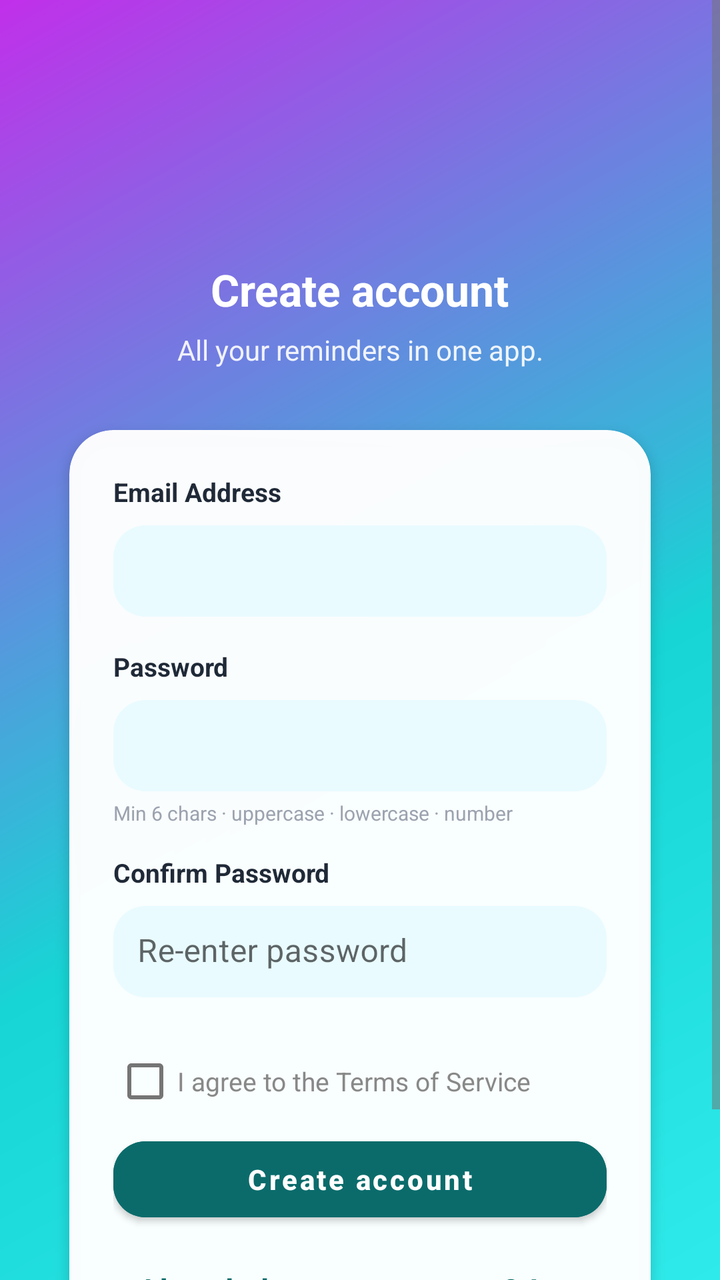
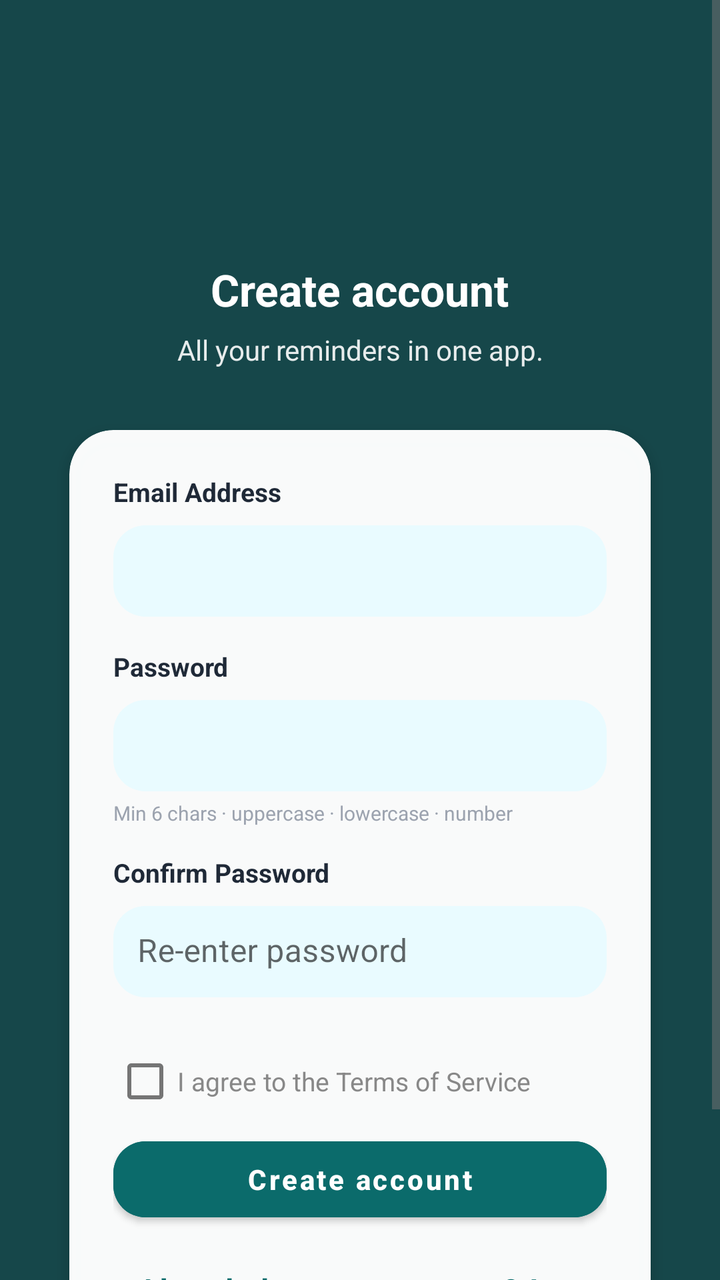

The first picture is an Android layout as it rendered before a commit; the second is the same layout after the commit. The layout source and the unified diff follow.
<!-- AndroidManifest.xml: application theme Theme.Nudge -->
<!-- res/layout/fragment_signup.xml -->
<?xml version="1.0" encoding="utf-8"?>
<ScrollView
    xmlns:android="http://schemas.android.com/apk/res/android"
    xmlns:app="http://schemas.android.com/apk/res-auto"
    android:layout_width="match_parent"
    android:layout_height="match_parent"
    android:background="@drawable/bg_login_gradient"
    android:fillViewport="true">

    <androidx.constraintlayout.widget.ConstraintLayout
        android:id="@+id/signupRoot"
        android:layout_width="match_parent"
        android:layout_height="wrap_content"
        android:padding="24dp">

        
        <ImageView
            android:id="@+id/logoImage"
            android:layout_width="72dp"
            android:layout_height="72dp"
            android:contentDescription="App logo"
            android:src="@mipmap/ic_launcher"
            android:scaleType="fitCenter"
            app:layout_constraintTop_toTopOf="parent"
            app:layout_constraintBottom_toTopOf="@id/appTitle"
            app:layout_constraintStart_toStartOf="parent"
            app:layout_constraintEnd_toEndOf="parent"
            app:layout_constraintVertical_chainStyle="packed"
            android:layout_marginTop="24dp"
            android:layout_marginBottom="10dp"/>

        <TextView
            android:id="@+id/appTitle"
            android:layout_width="wrap_content"
            android:layout_height="wrap_content"
            android:text="Create account"
            android:textSize="22sp"
            android:textStyle="bold"
            android:textColor="@android:color/white"
            app:layout_constraintTop_toBottomOf="@id/logoImage"
            app:layout_constraintBottom_toTopOf="@id/appTagline"
            app:layout_constraintStart_toStartOf="parent"
            app:layout_constraintEnd_toEndOf="parent"
            android:layout_marginBottom="6dp"/>

        <TextView
            android:id="@+id/appTagline"
            android:layout_width="0dp"
            android:layout_height="wrap_content"
            android:text="All your reminders in one app."
            android:textSize="14sp"
            android:textColor="@android:color/white"
            android:alpha="0.9"
            android:gravity="center"
            app:layout_constraintTop_toBottomOf="@id/appTitle"
            app:layout_constraintBottom_toTopOf="@id/signupCard"
            app:layout_constraintStart_toStartOf="parent"
            app:layout_constraintEnd_toEndOf="parent"
            android:layout_marginBottom="18dp"/>

        
        <com.google.android.material.card.MaterialCardView
            android:id="@+id/signupCard"
            android:layout_width="0dp"
            android:layout_height="wrap_content"
            app:cardCornerRadius="22dp"
            app:cardUseCompatPadding="true"
            app:cardElevation="4dp"
            app:cardBackgroundColor="#F8FFFFFF"
            app:layout_constraintTop_toBottomOf="@id/appTagline"
            app:layout_constraintBottom_toBottomOf="parent"
            app:layout_constraintStart_toStartOf="parent"
            app:layout_constraintEnd_toEndOf="parent">

            <LinearLayout
                android:layout_width="match_parent"
                android:layout_height="wrap_content"
                android:orientation="vertical"
                android:padding="22dp">

                
                <TextView
                    android:layout_width="wrap_content"
                    android:layout_height="wrap_content"
                    android:text="Email Address"
                    android:textSize="13sp"
                    android:textStyle="bold"
                    android:textColor="#1F2937"
                    android:layout_marginBottom="8dp"/>

                <com.google.android.material.textfield.TextInputLayout
                    android:id="@+id/signupUsernameLayout"
                    style="@style/Widget.MaterialComponents.TextInputLayout.FilledBox"
                    android:layout_width="match_parent"
                    android:layout_height="wrap_content"
                    app:boxBackgroundMode="filled"
                    app:boxBackgroundColor="#F2E8FBFF"
                    app:boxCornerRadiusTopStart="16dp"
                    app:boxCornerRadiusTopEnd="16dp"
                    app:boxCornerRadiusBottomStart="16dp"
                    app:boxCornerRadiusBottomEnd="16dp"
                    app:boxStrokeWidth="0dp"
                    app:boxStrokeWidthFocused="0dp"
                    app:boxStrokeColor="#330B6B6B"
                    android:layout_marginBottom="16dp">

                    <com.google.android.material.textfield.TextInputEditText
                        android:id="@+id/signupUsernameEditText"
                        android:layout_width="match_parent"
                        android:layout_height="wrap_content"
                        android:textColor="#111827"
                        android:textColorHint="#9CA3AF"
                        android:inputType="textEmailAddress"
                        android:singleLine="true"
                        android:padding="12dp"
                        android:imeOptions="actionNext"/>
                </com.google.android.material.textfield.TextInputLayout>

                
                <TextView
                    android:layout_width="wrap_content"
                    android:layout_height="wrap_content"
                    android:text="Password"
                    android:textSize="13sp"
                    android:textStyle="bold"
                    android:textColor="#1F2937"
                    android:layout_marginBottom="8dp"/>

                <com.google.android.material.textfield.TextInputLayout
                    android:id="@+id/signupPasswordLayout"
                    style="@style/Widget.MaterialComponents.TextInputLayout.FilledBox"
                    android:layout_width="match_parent"
                    android:layout_height="wrap_content"
                    app:boxBackgroundMode="filled"
                    app:boxBackgroundColor="#F2E8FBFF"
                    app:boxCornerRadiusTopStart="16dp"
                    app:boxCornerRadiusTopEnd="16dp"
                    app:boxCornerRadiusBottomStart="16dp"
                    app:boxCornerRadiusBottomEnd="16dp"
                    app:boxStrokeWidth="0dp"
                    app:boxStrokeWidthFocused="0dp"
                    app:boxStrokeColor="#330B6B6B"
                    android:layout_marginBottom="4dp">

                    <com.google.android.material.textfield.TextInputEditText
                        android:id="@+id/signupPasswordEditText"
                        android:layout_width="match_parent"
                        android:layout_height="wrap_content"
                        android:textColor="#111827"
                        android:inputType="textPassword"
                        android:singleLine="true"
                        android:padding="12dp"
                        android:imeOptions="actionNext"/>
                </com.google.android.material.textfield.TextInputLayout>

                <TextView
                    android:layout_width="wrap_content"
                    android:layout_height="wrap_content"
                    android:text="Min 6 chars · uppercase · lowercase · number"
                    android:textSize="10sp"
                    android:textColor="#9CA3AF"
                    android:layout_marginBottom="14dp"/>

                
                <TextView
                    android:layout_width="wrap_content"
                    android:layout_height="wrap_content"
                    android:text="Confirm Password"
                    android:textSize="13sp"
                    android:textStyle="bold"
                    android:textColor="#1F2937"
                    android:layout_marginBottom="8dp"/>

                <com.google.android.material.textfield.TextInputLayout
                    android:id="@+id/signupPasswordConfirmLayout"
                    style="@style/Widget.MaterialComponents.TextInputLayout.FilledBox"
                    android:layout_width="match_parent"
                    android:layout_height="wrap_content"
                    app:boxBackgroundMode="filled"
                    app:boxBackgroundColor="#F2E8FBFF"
                    app:boxCornerRadiusTopStart="16dp"
                    app:boxCornerRadiusTopEnd="16dp"
                    app:boxCornerRadiusBottomStart="16dp"
                    app:boxCornerRadiusBottomEnd="16dp"
                    app:boxStrokeWidth="0dp"
                    app:boxStrokeWidthFocused="0dp"
                    app:boxStrokeColor="#330B6B6B"
                    android:layout_marginBottom="18dp">

                    <com.google.android.material.textfield.TextInputEditText
                        android:id="@+id/signupPasswordConfirmEditText"
                        android:layout_width="match_parent"
                        android:layout_height="wrap_content"
                        android:hint="Re-enter password"
                        android:textColor="#111827"
                        android:textColorHint="#9CA3AF"
                        android:inputType="textPassword"
                        android:singleLine="true"
                        android:padding="12dp"
                        android:imeOptions="actionDone"/>
                </com.google.android.material.textfield.TextInputLayout>

                <CheckBox
                    android:id="@+id/tosCheckbox"
                    android:layout_width="wrap_content"
                    android:layout_height="wrap_content"
                    android:textColor="#888888"
                    android:text="I agree to the Terms of Service"
                    android:textSize="13sp" />

                
                <com.google.android.material.button.MaterialButton
                    android:id="@+id/createAccountButton"
                    android:layout_width="match_parent"
                    android:layout_height="50dp"
                    android:text="Create account"
                    android:textAllCaps="false"
                    android:textStyle="bold"
                    android:backgroundTint="#0B6B6B"
                    android:textColor="@android:color/white"
                    app:cornerRadius="16dp"/>

                
                <com.google.android.material.button.MaterialButton
                    android:id="@+id/backToLoginButton"
                    style="@style/Widget.MaterialComponents.Button.TextButton"
                    android:layout_width="match_parent"
                    android:layout_height="wrap_content"
                    android:layout_marginTop="10dp"
                    android:text="Already have an account? Log in"
                    android:textAllCaps="false"
                    android:textStyle="bold"
                    android:textColor="#0B6B6B"
                    app:rippleColor="#220B6B6B"/>

                <TextView
                    android:id="@+id/signupStatusText"
                    android:layout_width="match_parent"
                    android:layout_height="wrap_content"
                    android:layout_marginTop="8dp"
                    android:textSize="12sp"
                    android:textColor="?attr/colorError"
                    android:visibility="gone"
                    android:text="Signup failed"/>
            </LinearLayout>

        </com.google.android.material.card.MaterialCardView>

    </androidx.constraintlayout.widget.ConstraintLayout>

</ScrollView>
<!-- resources referenced by this layout -->
<resources>
  <!-- drawable bg_login_gradient (drawable) -->
  <?xml version="1.0" encoding="utf-8"?>
  <shape xmlns:android="http://schemas.android.com/apk/res/android">
      <gradient
          android:type="linear"
          android:angle="135"
          android:startColor="#2FEAEA"
          android:centerColor="#17D5D5"
          android:endColor="#C12FEA"
          android:centerX="0.40"
          android:centerY="0.55"/>
  </shape>
  <!-- mipmap ic_launcher (mipmap-anydpi-v26) -->
  <?xml version="1.0" encoding="utf-8"?>
  <adaptive-icon xmlns:android="http://schemas.android.com/apk/res/android">
      <background android:drawable="@drawable/ic_launcher_background"/>
      <foreground android:drawable="@mipmap/ic_launcher_foreground"/>
  </adaptive-icon>
  <style name="Theme.Nudge" parent="Theme.MaterialComponents.DayNight.NoActionBar">
          
          <item name="colorPrimary">@color/colorPrimary</item>
          <item name="colorPrimaryVariant">@color/colorPrimaryDark</item>
          <item name="colorOnPrimary">@color/white</item>
          
          <item name="colorSecondary">@color/colorAccent</item>
          <item name="colorSecondaryVariant">@color/colorAccent</item>
          <item name="colorOnSecondary">@color/black</item>
          
          <item name="android:colorBackground">@color/colorBackground</item>
          
          <item name="android:textColorPrimary">@color/colorTextPrimary</item>
          <item name="android:textColorSecondary">@color/colorTextSecondary</item>
          
          <item name="android:windowBackground">@color/colorBackground</item>
          <item name="android:statusBarColor">@color/colorTheme</item>
      </style>
  <!-- drawable ic_launcher_background: vector/xml drawable (drawable, 4866 chars, omitted) -->
  <color name="colorPrimary">#1E88E5</color>
  <color name="colorPrimaryDark">#1565C0</color>
  <color name="white">#FFFFFFFF</color>
  <color name="colorAccent">#B0B0B0</color>
  <color name="black">#FF000000</color>
  <color name="colorBackground">#FFFFFF</color>
  <color name="colorTextPrimary">#272829</color>
  <color name="colorTextSecondary">#757575</color>
  <color name="colorTheme">#58CBFF</color>
</resources>

<!-- the commit's change to res/layout/fragment_signup.xml (unified diff, before → after) -->
@@ -4,7 +4,7 @@
     xmlns:app="http://schemas.android.com/apk/res-auto"
     android:layout_width="match_parent"
     android:layout_height="match_parent"
-    android:background="@drawable/bg_login_gradient"
+    android:background="@drawable/bg_auth"
     android:fillViewport="true">
 
     <androidx.constraintlayout.widget.ConstraintLayout
<!-- resource entries referenced after the edit -->
@@ -1,16 +1,9 @@
 <!-- resources referenced by this layout -->
 <resources>
-  <!-- drawable bg_login_gradient (drawable) -->
+  <!-- drawable bg_auth (drawable) -->
   <?xml version="1.0" encoding="utf-8"?>
   <shape xmlns:android="http://schemas.android.com/apk/res/android">
-      <gradient
-          android:type="linear"
-          android:angle="135"
-          android:startColor="#2FEAEA"
-          android:centerColor="#17D5D5"
-          android:endColor="#C12FEA"
-          android:centerX="0.40"
-          android:centerY="0.55"/>
+      <solid android:color="#16474A" />
   </shape>
   <!-- mipmap ic_launcher (mipmap-anydpi-v26) -->
   <?xml version="1.0" encoding="utf-8"?>
